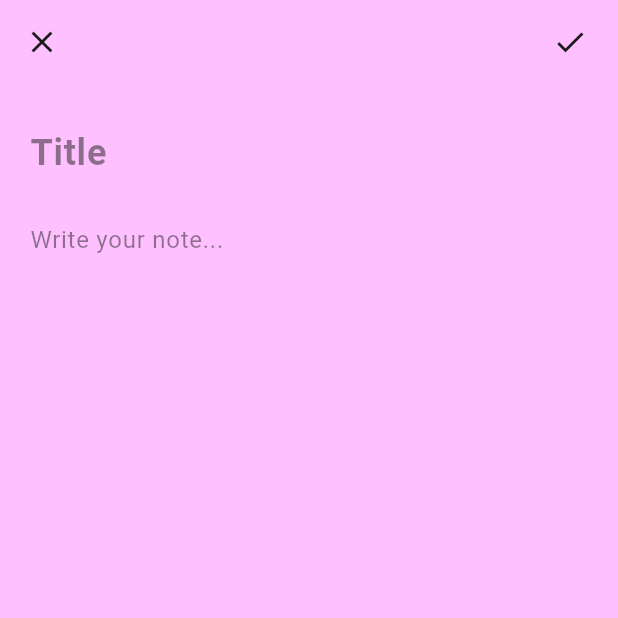
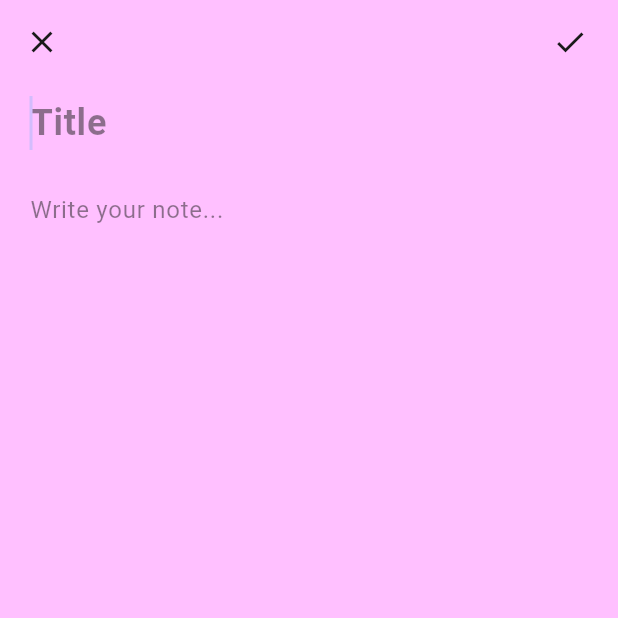
Before and after one commit to Jhon-crypt/test_app, a Flutter app: the NoteEditScreen screen opened directly, on a phone screen of 412 x 824 dp, the top half of it. Run offline on Flutter 3.47's test engine with Material 3 defaults, Android fonts, the phone set to English and light mode, and no system bars.

Commit message:
Improve note card UI and functionality with better layout and edit/delete options

```diff
--- a/lib/screens/note_edit_screen.dart
+++ b/lib/screens/note_edit_screen.dart
@@ -99,6 +99,7 @@ class _NoteEditScreenState extends State<NoteEditScreen> {
       onWillPop: _onWillPop,
       child: Scaffold(
         backgroundColor: _noteColor,
+        resizeToAvoidBottomInset: true,
         appBar: AppBar(
           backgroundColor: Colors.transparent,
           leading: IconButton(
@@ -120,9 +121,11 @@ class _NoteEditScreenState extends State<NoteEditScreen> {
           ],
         ),
         body: ListView(
-          padding: const EdgeInsets.all(20),
+          padding: EdgeInsets.zero,
           children: [
-            TextField(
+            Padding(
+              padding: const EdgeInsets.symmetric(horizontal: 20),
+              child: TextField(
                 controller: _titleController,
                 style: const TextStyle(
                   fontSize: 24,
@@ -140,9 +143,14 @@ class _NoteEditScreenState extends State<NoteEditScreen> {
                   contentPadding: const EdgeInsets.symmetric(vertical: 8),
                 ),
                 maxLines: null,
+                autofocus: widget.note == null,
+                enableInteractiveSelection: true,
+              ),
             ),
             const SizedBox(height: 8),
-            TextField(
+            Padding(
+              padding: const EdgeInsets.symmetric(horizontal: 20),
+              child: TextField(
                 controller: _contentController,
                 style: TextStyle(
                   fontSize: 16,
@@ -160,6 +168,9 @@ class _NoteEditScreenState extends State<NoteEditScreen> {
                 maxLines: null,
                 keyboardType: TextInputType.multiline,
                 textCapitalization: TextCapitalization.sentences,
+                enableInteractiveSelection: true,
+                autofocus: widget.note != null,
+              ),
             ),
           ],
         ),
```
Also changed, not shown: lib/screens/notes_list_screen.dart (+48 -7 lines). Lines whose indentation alone changed are shown as unchanged.
